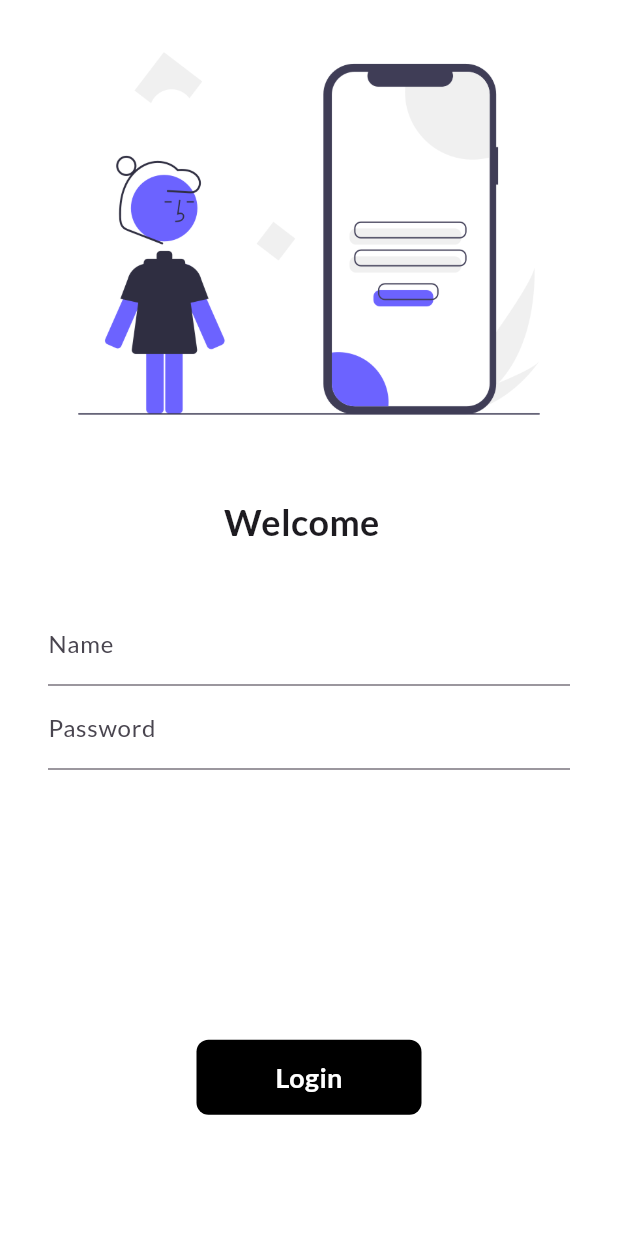
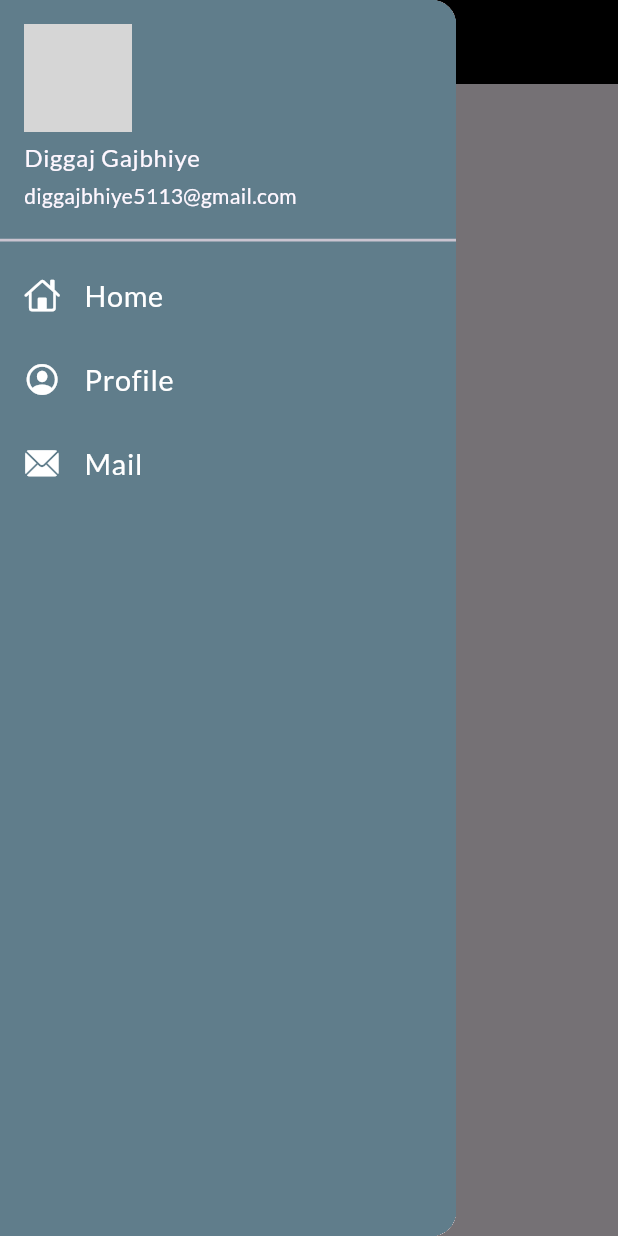
Before and after one commit to nobie30/30DaysOfFlutter, a Flutter app: the screen it shows after launch, with the side drawer open (before the commit the screen has no drawer), on a phone screen of 412 x 824 dp. Run offline on Flutter 3.47's test engine with Material 3 defaults, Android fonts, the phone set to English and light mode, and no system bars; our stand-ins replace google_fonts; network calls fail; grey boxes are pictures that could not be loaded.

Commit message:
Day 9 Completed

```diff
--- a/lib/main.dart
+++ b/lib/main.dart
@@ -25,9 +25,11 @@ class MyApp extends StatelessWidget {
       ),
       // home: Homepage(),
 
-      // initialRoute: "/home",
+      debugShowCheckedModeBanner: false,
+
+      initialRoute: MyRoutes.homeRoute,
       routes: {
-        "/": (context) => Loginpage(),
+        // "/": (context) => Loginpage(),
         MyRoutes.homeRoute: (context) => Homepage(),
         MyRoutes.loginRoute: (context) => Loginpage(),
       },
--- a/lib/pages/homepage.dart
+++ b/lib/pages/homepage.dart
@@ -1,4 +1,5 @@
 import 'package:flutter/material.dart';
+import 'package:flutter_catalog/widgets/drawer.dart';
 
 class Homepage extends StatelessWidget {
   const Homepage({super.key});
@@ -16,7 +17,7 @@ class Homepage extends StatelessWidget {
           child: Text("Welcome to 60 Days of Flutter"),
         ),
       ),
-      drawer: Drawer(),
+      drawer: MyDrawer(),
     );
   }
 }
--- /dev/null
+++ b/lib/widgets/drawer.dart
@@ -0,0 +1,66 @@
+import 'package:flutter/cupertino.dart';
+import 'package:flutter/material.dart';
+
+class MyDrawer extends StatelessWidget {
+  const MyDrawer({super.key});
+
+  @override
+  Widget build(BuildContext context) {
+    final userImage =
+        "https://w7.pngwing.com/pngs/340/946/png-transparent-avatar-user-computer-icons-software-developer-avatar-child-face-heroes.png";
+    return Drawer(
+      child: Container(
+        color: Colors.blueGrey,
+        child: ListView(
+          children: [
+            DrawerHeader(
+              padding: EdgeInsets.zero,
+              child: UserAccountsDrawerHeader(
+                decoration: BoxDecoration(color: Colors.blueGrey),
+                margin: EdgeInsets.zero,
+                accountName: Text("Diggaj Gajbhiye"),
+                accountEmail: Text("diggajbhiye5113@gmail.com"),
+                currentAccountPicture: CircleAvatar(
+                  backgroundImage: NetworkImage(userImage),
+                ),
+              ),
+            ),
+            ListTile(
+              leading: Icon(
+                CupertinoIcons.home,
+                color: Colors.white,
+              ),
+              title: Text(
+                "Home",
+                textScaleFactor: 1.2,
+                style: TextStyle(color: Colors.white),
+              ),
+            ),
+            ListTile(
+              leading: Icon(
+                CupertinoIcons.profile_circled,
+                color: Colors.white,
+              ),
+              title: Text(
+                "Profile",
+                textScaleFactor: 1.2,
+                style: TextStyle(color: Colors.white),
+              ),
+            ),
+            ListTile(
+              leading: Icon(
+                CupertinoIcons.mail_solid,
+                color: Colors.white,
+              ),
+              title: Text(
+                "Mail",
+                textScaleFactor: 1.2,
+                style: TextStyle(color: Colors.white),
+              ),
+            ),
+          ],
+        ),
+      ),
+    );
+  }
+}
```
